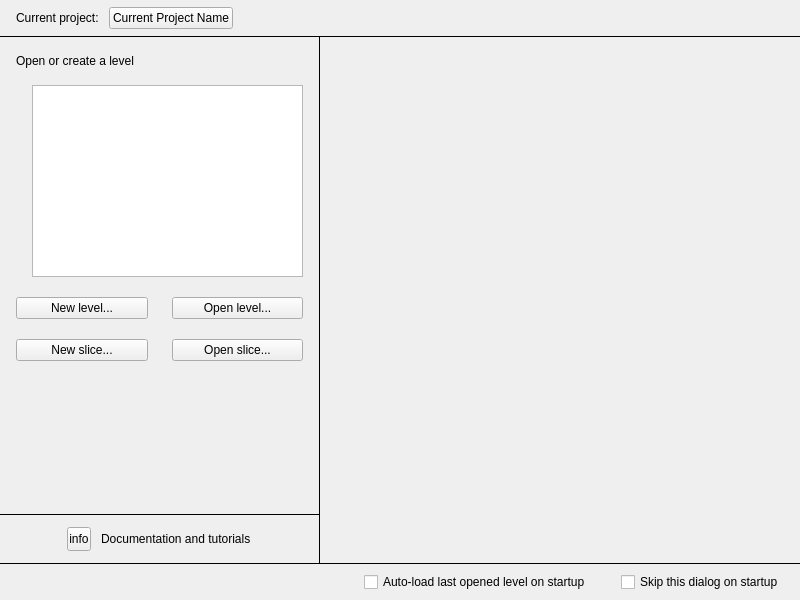
This is Code/Sandbox/Editor/WelcomeScreen/WelcomeScreenDialog.ui in o3de/o3de as Qt 5 draws it before an edit. The edited form follows.
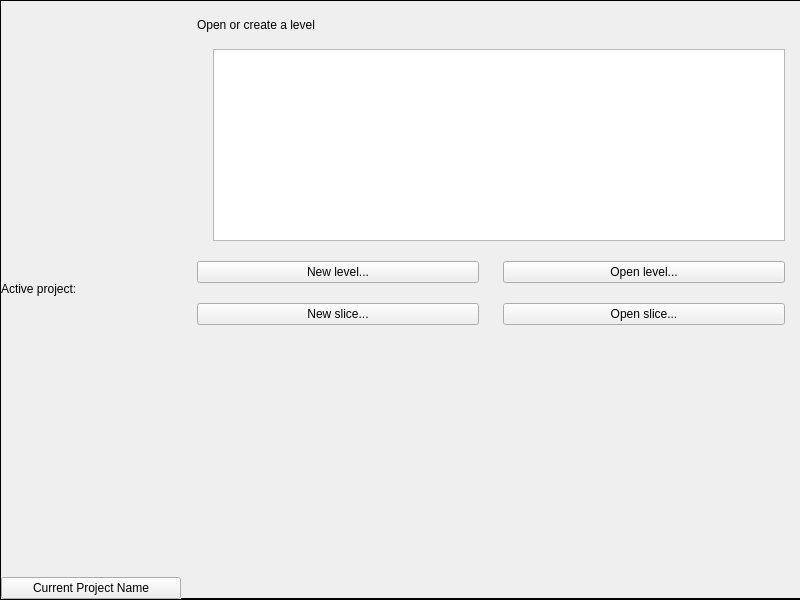
This is the edited form. Icons and pictures are not drawn.

```diff
--- a/Code/Sandbox/Editor/WelcomeScreen/WelcomeScreenDialog.ui
+++ b/Code/Sandbox/Editor/WelcomeScreen/WelcomeScreenDialog.ui
@@ -53,72 +53,6 @@
    <property name="bottomMargin">
     <number>0</number>
    </property>
-   <item>
-    <widget class="QWidget" name="projectViewContainer" native="true">
-     <property name="minimumSize">
-      <size>
-       <width>0</width>
-       <height>36</height>
-      </size>
-     </property>
-     <property name="maximumSize">
-      <size>
-       <width>16777215</width>
-       <height>36</height>
-      </size>
-     </property>
-     <layout class="QHBoxLayout" name="projectViewContainer_layout" stretch="0,0,1,0,0">
-      <property name="spacing">
-       <number>10</number>
-      </property>
-      <property name="leftMargin">
-       <number>16</number>
-      </property>
-      <property name="topMargin">
-       <number>0</number>
-      </property>
-      <property name="rightMargin">
-       <number>12</number>
-      </property>
-      <property name="bottomMargin">
-       <number>0</number>
-      </property>
-      <item>
-       <widget class="QLabel" name="currentProjectLabel">
-        <property name="sizePolicy">
-         <sizepolicy hsizetype="Fixed" vsizetype="Preferred">
-          <horstretch>0</horstretch>
-          <verstretch>0</verstretch>
-         </sizepolicy>
-        </property>
-        <property name="text">
-         <string>Current project:</string>
-        </property>
-       </widget>
-      </item>
-      <item>
-       <widget class="QPushButton" name="currentProjectButton">
-        <property name="text">
-         <string>Current Project Name</string>
-        </property>
-       </widget>
-      </item>
-      <item>
-       <spacer name="horizontalSpacer_3">
-        <property name="orientation">
-         <enum>Qt::Horizontal</enum>
-        </property>
-        <property name="sizeHint" stdset="0">
-         <size>
-          <width>40</width>
-          <height>20</height>
-         </size>
-        </property>
-       </spacer>
-      </item>
-     </layout>
-    </widget>
-   </item>
    <item>
     <widget class="Line" name="line_2">
      <property name="sizePolicy">
@@ -164,17 +98,107 @@
      <property name="bottomMargin">
       <number>0</number>
      </property>
+     <item>
+      <widget class="Line" name="line_3">
+       <property name="maximumSize">
+        <size>
+         <width>1</width>
+         <height>16777215</height>
+        </size>
+       </property>
+       <property name="layoutDirection">
+        <enum>Qt::LeftToRight</enum>
+       </property>
+       <property name="styleSheet">
+        <string notr="true">color: &quot;black&quot;</string>
+       </property>
+       <property name="frameShadow">
+        <enum>QFrame::Plain</enum>
+       </property>
+       <property name="lineWidth">
+        <number>0</number>
+       </property>
+       <property name="orientation">
+        <enum>Qt::Vertical</enum>
+       </property>
+      </widget>
+     </item>
+     <item>
+      <widget class="QWidget" name="articleViewContainerRoot" native="true">
+       <property name="sizePolicy">
+        <sizepolicy hsizetype="Fixed" vsizetype="Preferred">
+         <horstretch>0</horstretch>
+         <verstretch>0</verstretch>
+        </sizepolicy>
+       </property>
+       <property name="minimumSize">
+        <size>
+         <width>180</width>
+         <height>0</height>
+        </size>
+       </property>
+       <property name="maximumSize">
+        <size>
+         <width>120</width>
+         <height>16777215</height>
+        </size>
+       </property>
+       <layout class="QVBoxLayout" name="newsContainerLayout">
+        <property name="spacing">
+         <number>0</number>
+        </property>
+        <property name="leftMargin">
+         <number>0</number>
+        </property>
+        <property name="topMargin">
+         <number>0</number>
+        </property>
+        <property name="rightMargin">
+         <number>0</number>
+        </property>
+        <property name="bottomMargin">
+         <number>0</number>
+        </property>
+        <item>
+         <widget class="QLabel" name="currentProjectLabel">
+          <property name="sizePolicy">
+           <sizepolicy hsizetype="Fixed" vsizetype="Preferred">
+            <horstretch>0</horstretch>
+            <verstretch>0</verstretch>
+           </sizepolicy>
+          </property>
+          <property name="text">
+           <string>Active project:</string>
+          </property>
+         </widget>
+        </item>
+        <item>
+         <widget class="QPushButton" name="currentProjectButton">
+          <property name="text">
+           <string>Current Project Name</string>
+          </property>
+         </widget>
+        </item>
+       </layout>
+      </widget>
+     </item>
      <item>
       <widget class="QWidget" name="levelViewFTUEContainer" native="true">
+       <property name="sizePolicy">
+        <sizepolicy hsizetype="Fixed" vsizetype="Preferred">
+         <horstretch>0</horstretch>
+         <verstretch>0</verstretch>
+        </sizepolicy>
+       </property>
        <property name="minimumSize">
         <size>
-         <width>0</width>
+         <width>620</width>
          <height>0</height>
         </size>
        </property>
        <property name="maximumSize">
         <size>
-         <width>320</width>
+         <width>620</width>
          <height>16777215</height>
         </size>
        </property>
@@ -439,115 +463,6 @@
           </property>
          </widget>
         </item>
-        <item alignment="Qt::AlignHCenter">
-         <widget class="QWidget" name="documentationLinkContainer" native="true">
-          <property name="minimumSize">
-           <size>
-            <width>0</width>
-            <height>48</height>
-           </size>
-          </property>
-          <property name="maximumSize">
-           <size>
-            <width>16777215</width>
-            <height>48</height>
-           </size>
-          </property>
-          <layout class="QHBoxLayout" name="horizontalLayout">
-           <property name="spacing">
-            <number>10</number>
-           </property>
-           <property name="leftMargin">
-            <number>0</number>
-           </property>
-           <property name="topMargin">
-            <number>0</number>
-           </property>
-           <property name="rightMargin">
-            <number>0</number>
-           </property>
-           <property name="bottomMargin">
-            <number>0</number>
-           </property>
-           <item>
-            <widget class="QToolButton" name="documentationButton">
-             <property name="maximumSize">
-              <size>
-               <width>24</width>
-               <height>24</height>
-              </size>
-             </property>
-             <property name="text">
-              <string>info</string>
-             </property>
-             <property name="icon">
-              <iconset>
-               <normaloff>:/stylesheet/img/UI20/Info.svg</normaloff>:/stylesheet/img/UI20/Info.svg</iconset>
-             </property>
-            </widget>
-           </item>
-           <item>
-            <widget class="QLabel" name="documentationLink">
-             <property name="text">
-              <string>Documentation and tutorials</string>
-             </property>
-             <property name="class" stdset="0">
-              <string>link</string>
-             </property>
-            </widget>
-           </item>
-          </layout>
-         </widget>
-        </item>
-       </layout>
-      </widget>
-     </item>
-     <item>
-      <widget class="Line" name="line_3">
-       <property name="maximumSize">
-        <size>
-         <width>1</width>
-         <height>16777215</height>
-        </size>
-       </property>
-       <property name="styleSheet">
-        <string notr="true">color: &quot;black&quot;</string>
-       </property>
-       <property name="frameShadow">
-        <enum>QFrame::Plain</enum>
-       </property>
-       <property name="lineWidth">
-        <number>0</number>
-       </property>
-       <property name="orientation">
-        <enum>Qt::Vertical</enum>
-       </property>
-      </widget>
-     </item>
-     <item>
-      <widget class="QWidget" name="articleViewContainerRoot" native="true">
-       <property name="minimumSize">
-        <size>
-         <width>480</width>
-         <height>0</height>
-        </size>
-       </property>
-       <layout class="QVBoxLayout" name="newsContainerLayout">
-        <property name="spacing">
-         <number>0</number>
-        </property>
-        <property name="leftMargin">
-         <number>0</number>
-        </property>
-        <property name="topMargin">
-         <number>0</number>
-        </property>
-        <property name="rightMargin">
-         <number>0</number>
-        </property>
-        <property name="bottomMargin">
-         <number>0</number>
-        </property>
        </layout>
       </widget>
      </item>
@@ -575,65 +490,6 @@
      </property>
     </widget>
    </item>
-   <item alignment="Qt::AlignRight">
-    <widget class="QWidget" name="optionsViewContainer" native="true">
-     <property name="minimumSize">
-      <size>
-       <width>0</width>
-       <height>36</height>
-      </size>
-     </property>
-     <property name="maximumSize">
-      <size>
-       <width>16777215</width>
-       <height>36</height>
-      </size>
-     </property>
-     <layout class="QHBoxLayout" name="optionsViewContainer_layout">
-      <property name="spacing">
-       <number>30</number>
-      </property>
-      <property name="leftMargin">
-       <number>16</number>
-      </property>
-      <property name="topMargin">
-       <number>0</number>
-      </property>
-      <property name="rightMargin">
-       <number>16</number>
-      </property>
-      <property name="bottomMargin">
-       <number>0</number>
-      </property>
-      <item>
-       <widget class="QCheckBox" name="autoLoadLevel">
-        <property name="sizePolicy">
-         <sizepolicy hsizetype="Fixed" vsizetype="Fixed">
-          <horstretch>0</horstretch>
-          <verstretch>0</verstretch>
-         </sizepolicy>
-        </property>
-        <property name="text">
-         <string>Auto-load last opened level on startup</string>
-        </property>
-       </widget>
-      </item>
-      <item>
-       <widget class="QCheckBox" name="showOnStartup">
-        <property name="sizePolicy">
-         <sizepolicy hsizetype="Fixed" vsizetype="Fixed">
-          <horstretch>0</horstretch>
-          <verstretch>0</verstretch>
-         </sizepolicy>
-        </property>
-        <property name="text">
-         <string>Skip this dialog on startup</string>
-        </property>
-       </widget>
-      </item>
-     </layout>
-    </widget>
-   </item>
   </layout>
  </widget>
  <resources>
```
Left out of the diff: 2 changed lines with no effect on the pictures.
